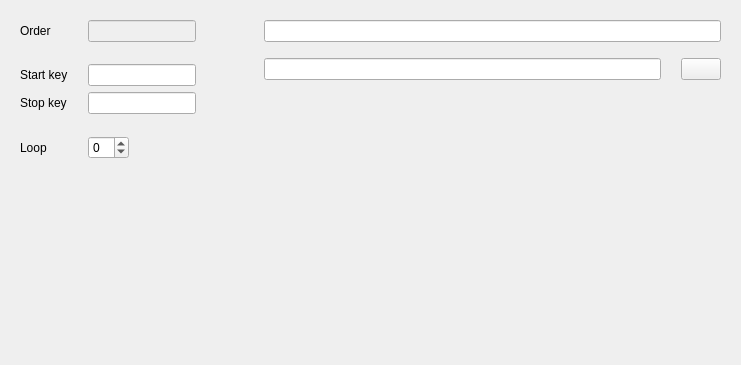
Qt form src/designer/general.ui (pade/qsound) before a commit.
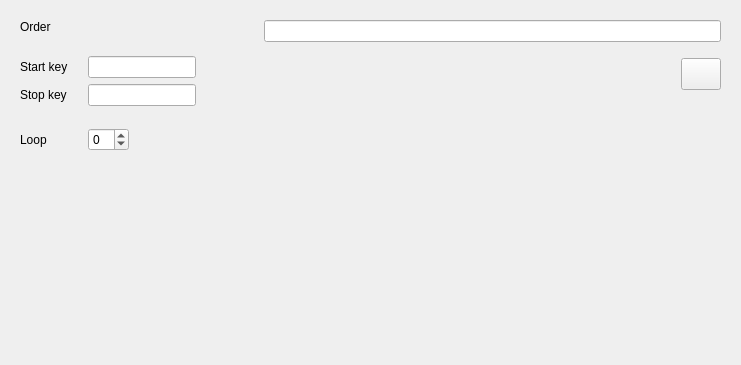
The same form after that commit. Icons and pictures are not drawn.

Patch:
```diff
--- a/src/designer/general.ui
+++ b/src/designer/general.ui
@@ -35,21 +35,21 @@
           </property>
          </widget>
         </item>
-        <item row="0" column="1">
-         <widget class="QLineEdit" name="order">
-          <property name="enabled">
-           <bool>false</bool>
+        <item row="1" column="1">
+         <spacer name="verticalSpacer">
+          <property name="orientation">
+           <enum>Qt::Vertical</enum>
           </property>
-          <property name="sizePolicy">
-           <sizepolicy hsizetype="Fixed" vsizetype="Fixed">
-            <horstretch>0</horstretch>
-            <verstretch>0</verstretch>
-           </sizepolicy>
+          <property name="sizeType">
+           <enum>QSizePolicy::Fixed</enum>
           </property>
-          <property name="alignment">
-           <set>Qt::AlignCenter</set>
+          <property name="sizeHint" stdset="0">
+           <size>
+            <width>20</width>
+            <height>10</height>
+           </size>
           </property>
-         </widget>
+         </spacer>
         </item>
         <item row="2" column="0">
          <widget class="QLabel" name="label">
@@ -97,8 +97,8 @@
           </property>
          </widget>
         </item>
-        <item row="1" column="1">
-         <spacer name="verticalSpacer">
+        <item row="4" column="1">
+         <spacer name="verticalSpacer_2">
           <property name="orientation">
            <enum>Qt::Vertical</enum>
           </property>
@@ -136,21 +136,18 @@
           </property>
          </widget>
         </item>
-        <item row="4" column="1">
-         <spacer name="verticalSpacer_2">
-          <property name="orientation">
-           <enum>Qt::Vertical</enum>
+        <item row="0" column="1">
+         <widget class="QLabel" name="order">
+          <property name="sizePolicy">
+           <sizepolicy hsizetype="Expanding" vsizetype="Preferred">
+            <horstretch>0</horstretch>
+            <verstretch>0</verstretch>
+           </sizepolicy>
           </property>
-          <property name="sizeType">
-           <enum>QSizePolicy::Fixed</enum>
+          <property name="text">
+           <string/>
           </property>
-          <property name="sizeHint" stdset="0">
-           <size>
-            <width>20</width>
-            <height>10</height>
-           </size>
-          </property>
-         </spacer>
+         </widget>
         </item>
        </layout>
       </widget>
@@ -212,7 +209,23 @@
                 <number>20</number>
                </property>
                <item>
-                <widget class="QLineEdit" name="fileName"/>
+                <widget class="QLabel" name="fileName">
+                 <property name="sizePolicy">
+                  <sizepolicy hsizetype="Expanding" vsizetype="Fixed">
+                   <horstretch>0</horstretch>
+                   <verstretch>0</verstretch>
+                  </sizepolicy>
+                 </property>
+                 <property name="minimumSize">
+                  <size>
+                   <width>0</width>
+                   <height>32</height>
+                  </size>
+                 </property>
+                 <property name="text">
+                  <string/>
+                 </property>
+                </widget>
                </item>
                <item>
                 <widget class="QPushButton" name="changeFilename">
```
